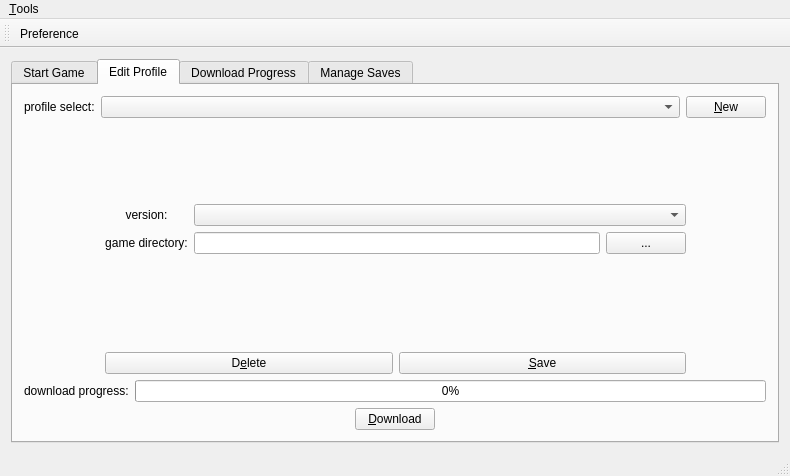
Old version of the form Kaminec/kamineclauncher.ui in the repository kaniol-lck/Kaminec.
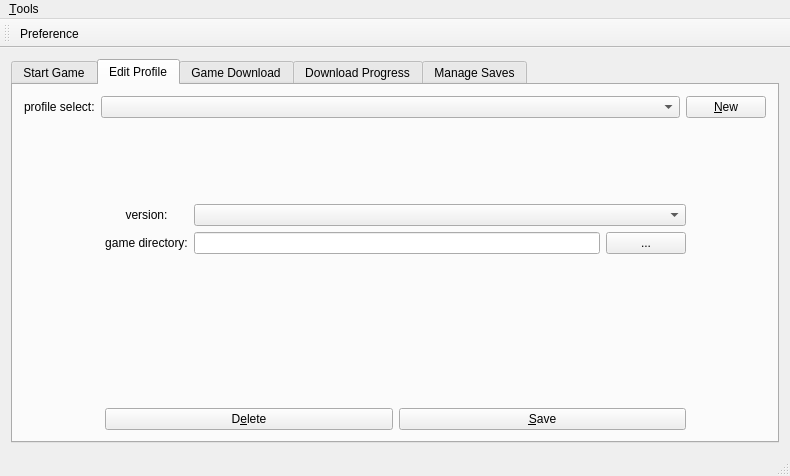
New version of the form. The open tabs and pages were chosen to show the change.

Commit message: simply finished GameDownload class

Diff of the .ui file:
```diff
--- a/Kaminec/kamineclauncher.ui
+++ b/Kaminec/kamineclauncher.ui
@@ -21,7 +21,7 @@
   </property>
   <widget class="QWidget" name="centralWidget">
    <layout class="QGridLayout" name="gridLayout">
-    <item row="0" column="0">
+    <item row="1" column="0">
      <widget class="QTabWidget" name="moduleSwitch">
       <property name="currentIndex">
        <number>1</number>
@@ -274,7 +274,23 @@
           </item>
          </layout>
         </item>
-        <item row="2" column="0">
+       </layout>
+      </widget>
+      <widget class="QWidget" name="tab_2">
+       <attribute name="title">
+        <string>Game Download</string>
+       </attribute>
+       <layout class="QGridLayout" name="gridLayout_6">
+        <item row="1" column="0">
+         <layout class="QHBoxLayout" name="horizontalLayout_6">
+          <item>
+           <widget class="QPushButton" name="download_pb">
+            <property name="text">
+             <string>&amp;Download</string>
+            </property>
+           </widget>
+          </item>
+          <item>
          <layout class="QHBoxLayout" name="horizontalLayout_13">
           <item>
            <widget class="QLabel" name="downloadProgress_label">
@@ -292,41 +308,6 @@
           </item>
          </layout>
         </item>
-        <item row="3" column="0">
-         <layout class="QHBoxLayout" name="horizontalLayout_4">
-          <item>
-           <spacer name="horizontalSpacer">
-            <property name="orientation">
-             <enum>Qt::Horizontal</enum>
-            </property>
-            <property name="sizeHint" stdset="0">
-             <size>
-              <width>40</width>
-              <height>20</height>
-             </size>
-            </property>
-           </spacer>
-          </item>
-          <item>
-           <widget class="QPushButton" name="download_pb">
-            <property name="text">
-             <string>&amp;Download</string>
-            </property>
-           </widget>
-          </item>
-          <item>
-           <spacer name="horizontalSpacer_2">
-            <property name="orientation">
-             <enum>Qt::Horizontal</enum>
-            </property>
-            <property name="sizeHint" stdset="0">
-             <size>
-              <width>40</width>
-              <height>20</height>
-             </size>
-            </property>
-           </spacer>
-          </item>
          </layout>
         </item>
        </layout>
```
Left out of the diff: 6 changed lines with no effect on the pictures. Lines whose indentation alone changed are shown as unchanged. The commit also changes 7 other files.
